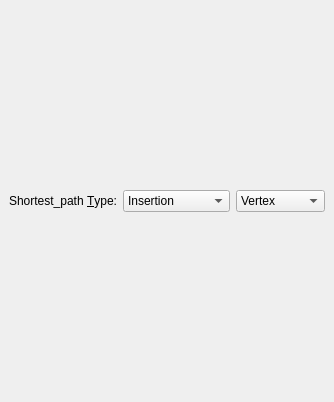
Above: Polyhedron/demo/Polyhedron/Plugins/Surface_mesh/Shortest_path_widget.ui from CGAL/cgal before the change. Below: the same form after it.
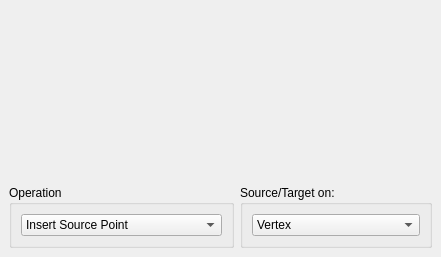
That is the form after the change.

Diff of the .ui file:
```diff
--- a/Polyhedron/demo/Polyhedron/Plugins/Surface_mesh/Shortest_path_widget.ui
+++ b/Polyhedron/demo/Polyhedron/Plugins/Surface_mesh/Shortest_path_widget.ui
@@ -6,44 +6,49 @@
    <rect>
     <x>0</x>
     <y>0</y>
-    <width>334</width>
-    <height>402</height>
+    <width>441</width>
+    <height>257</height>
    </rect>
   </property>
   <property name="windowTitle">
-   <string>Shortest_path</string>
+   <string>Shortest Path</string>
   </property>
   <widget class="QWidget" name="dockWidgetContents">
-   <layout class="QHBoxLayout" name="horizontalLayout_4">
-    <item>
-     <widget class="QLabel" name="label_2">
-      <property name="text">
-       <string>Shortest_path &amp;Type:</string>
+   <layout class="QGridLayout" name="gridLayout">
+    <item row="1" column="0">
+     <widget class="QGroupBox" name="groupBox">
+      <property name="title">
+       <string>Operation</string>
       </property>
-      <property name="buddy">
-       <cstring>Selection_type_combo_box</cstring>
-      </property>
-     </widget>
-    </item>
+      <layout class="QVBoxLayout" name="verticalLayout">
     <item>
      <widget class="QComboBox" name="Selection_type_combo_box">
       <item>
        <property name="text">
-        <string>Insertion</string>
+           <string>Insert Source Point</string>
        </property>
       </item>
       <item>
        <property name="text">
-        <string>Removal</string>
+           <string>Remove Source Point</string>
        </property>
       </item>
       <item>
        <property name="text">
-        <string>Compute Path</string>
+           <string>Insert Target and Compute Path</string>
        </property>
       </item>
      </widget>
     </item>
+      </layout>
+     </widget>
+    </item>
+    <item row="1" column="1">
+     <widget class="QGroupBox" name="groupBox_2">
+      <property name="title">
+       <string>Source/Target on:</string>
+      </property>
+      <layout class="QVBoxLayout" name="verticalLayout_2">
     <item>
      <widget class="QComboBox" name="Primitives_type_combo_box">
       <item>
@@ -62,6 +67,22 @@
        </property>
       </item>
      </widget>
+       </item>
+      </layout>
+     </widget>
+    </item>
+    <item row="0" column="0">
+     <spacer name="verticalSpacer">
+      <property name="orientation">
+       <enum>Qt::Vertical</enum>
+      </property>
+      <property name="sizeHint" stdset="0">
+       <size>
+        <width>20</width>
+        <height>40</height>
+       </size>
+      </property>
+     </spacer>
     </item>
    </layout>
   </widget>
```
Lines whose indentation alone changed are shown as unchanged.
